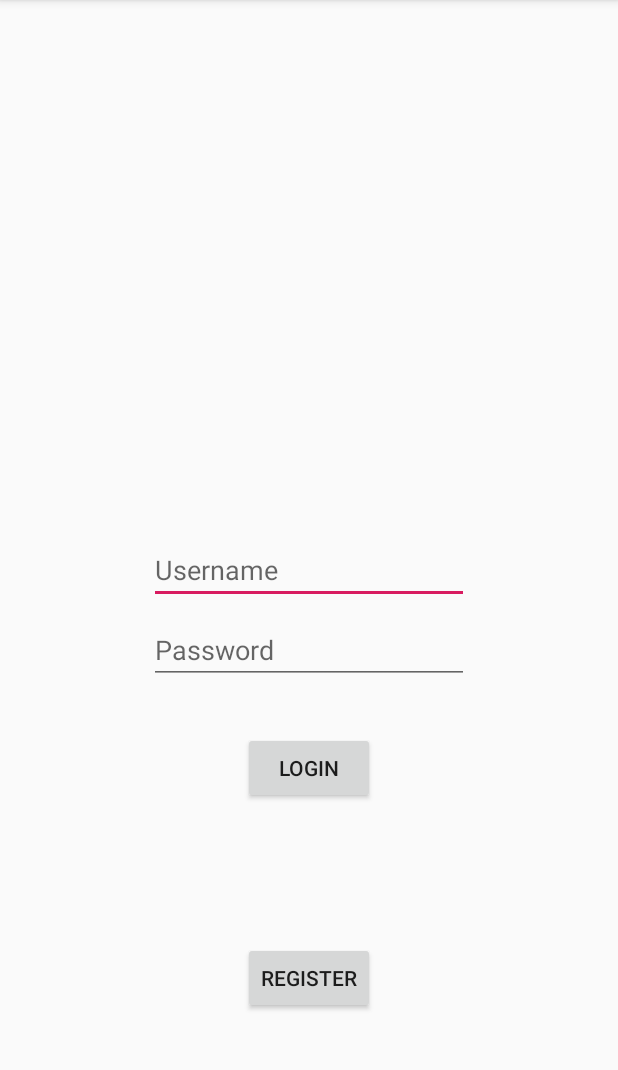
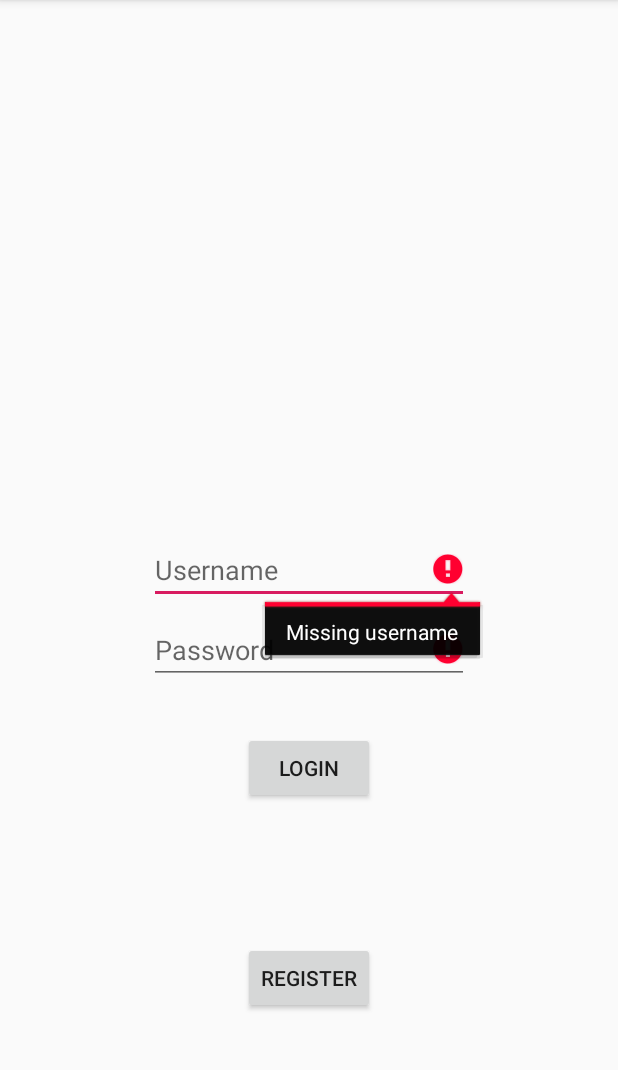
Before and after one commit to barlettacoding/BarlettAPP, an Android app: the screen it shows after launch (LoginAndRegister), after a tap on "LOGIN", on a phone screen of 412 x 824 dp, the part 84-1154 px from its top. Run offline under Robolectric (Android 15) with nearby library versions, the phone set to English and light mode, and no system bars; our stand-ins replace Volley.

Commit message:
Login System completed. Aggiunte SharedPreferences per il login, aggiunti messaggi di errori grafici se non si inseriscono i campi

```diff
--- a/app/src/main/java/barletta/coding/barlettapp/LoginAndRegister.java
+++ b/app/src/main/java/barletta/coding/barlettapp/LoginAndRegister.java
@@ -1,5 +1,6 @@
 package barletta.coding.barlettapp;
 
+import android.app.ProgressDialog;
 import android.content.Intent;
 import android.support.v7.app.AppCompatActivity;
 import android.os.Bundle;
@@ -26,6 +27,7 @@ public class LoginAndRegister extends AppCompatActivity {
     private EditText password;
     private Button loginButton;
     private Button registerButton;
+    private ProgressDialog progressDialog;
 
     @Override
     protected void onCreate(Bundle savedInstanceState) {
@@ -45,7 +47,7 @@ public class LoginAndRegister extends AppCompatActivity {
         loginButton.setOnClickListener(new View.OnClickListener() {
             @Override
             public void onClick(View v) {
-                loginTest();
+                userLogin();
             }
         });
 
@@ -57,29 +59,34 @@ public class LoginAndRegister extends AppCompatActivity {
         this.password = findViewById(R.id.editTextPassword);
         this.loginButton = findViewById(R.id.buttonLogin);
         this.registerButton = findViewById(R.id.buttonRegister);
+        this.progressDialog = new ProgressDialog(this);
+        this.progressDialog.setMessage(getString(R.string.progressDialogLogin));
+
 
     }
 
-    public void loginTest(){
-
-        String urlRegister = "http://barlettacoding.altervista.org/login.php";
-
+    private void userLogin(){
         final String username = this.username.getText().toString().trim();
         final String password = this.password.getText().toString().trim();
+        String urlLogin = "http://barlettacoding.altervista.org/login.php";
 
+        progressDialog.show();
 
+        StringRequest stringRequest = new StringRequest(Request.Method.POST, urlLogin,
+                new Response.Listener<String>() {
 
-        //StringRequest serve per fare le richieste
-        //SI passa come primo parametro che tipo di richiesta, secondo paramentro il link al php da usare
-        //e poi i listener
-        StringRequest stringRequest = new StringRequest(Request.Method.POST, urlRegister,
-                new Response.Listener<String>() {
                     @Override
                     public void onResponse(String response) {
-
+                        progressDialog.dismiss();
                         try{
                             JSONObject jsonObject = new JSONObject(response);
-                            Toast.makeText(getApplicationContext(),jsonObject.getString("message"),Toast.LENGTH_SHORT).show();
+                            if(!jsonObject.getBoolean("error")){//Da qui ci muoviamo alla prossima activity
+                                SharedPrefManager.getInstance(getApplicationContext()).userLogin(jsonObject.getInt("id"),
+                                        jsonObject.getString("username"),jsonObject.getString("email"), jsonObject.getInt("tipo"));
+                                Toast.makeText(getApplicationContext(),"Loggin effettuato",Toast.LENGTH_SHORT).show();
+                            }else{
+                                Toast.makeText(getApplicationContext(),jsonObject.getString("message"),Toast.LENGTH_SHORT).show();
+                            }
                         }catch (JSONException e){
                             e.printStackTrace();
                         }
@@ -88,7 +95,7 @@ public class LoginAndRegister extends AppCompatActivity {
                 new Response.ErrorListener() {
                     @Override
                     public void onErrorResponse(VolleyError error) {
-
+                        progressDialog.hide();
                         Toast.makeText(getApplicationContext(),getString(R.string.toastErrorRegistration), Toast.LENGTH_SHORT).show();
                     }
                 }){
@@ -98,19 +105,22 @@ public class LoginAndRegister extends AppCompatActivity {
                 Map<String, String> params = new HashMap<>();
                 params.put("username",username);
                 params.put("password",password);
-
-
                 return params;
             }
         };
-        //La requestQ serve a far partire la richiesta. Si usa la stringRequest che abbiamo creato
-        //RequestQueue requestQ = Volley.newRequestQueue(this);
-        //requestQ.add(stringRequest);
 
-
+        if(username.isEmpty() || password.isEmpty()){
+            progressDialog.hide();
+            if(username.isEmpty()){
+                this.username.setError(getString(R.string.missingUsername));
+            }
+            if(password.isEmpty()){
+                this.password.setError(getString(R.string.missingPassword));
+            }
+        }
+        else{
             MySingleton.getInstance(this).addToRequestQueue(stringRequest);
-
-
+        }
 
 
     }
--- a/app/src/main/res/values/strings.xml
+++ b/app/src/main/res/values/strings.xml
@@ -7,4 +7,8 @@
     <string name="mailText">Email</string>
     <string name="progressRegistration">Registering user...</string>
     <string name="toastErrorRegistration">Error during registration</string>
+    <string name="progressDialogLogin">Logging...</string>
+    <string name="missingUsername">Missing username</string>
+    <string name="missingEmail">Missing email</string>
+    <string name="missingPassword">Missing password</string>
 </resources>
```
Also changed, not shown: app/src/main/java/barletta/coding/barlettapp/RegisterActivity.java (+9 -0 lines), app/src/main/java/barletta/coding/barlettapp/SharedPrefManager.java (added, +67 -0 lines).
